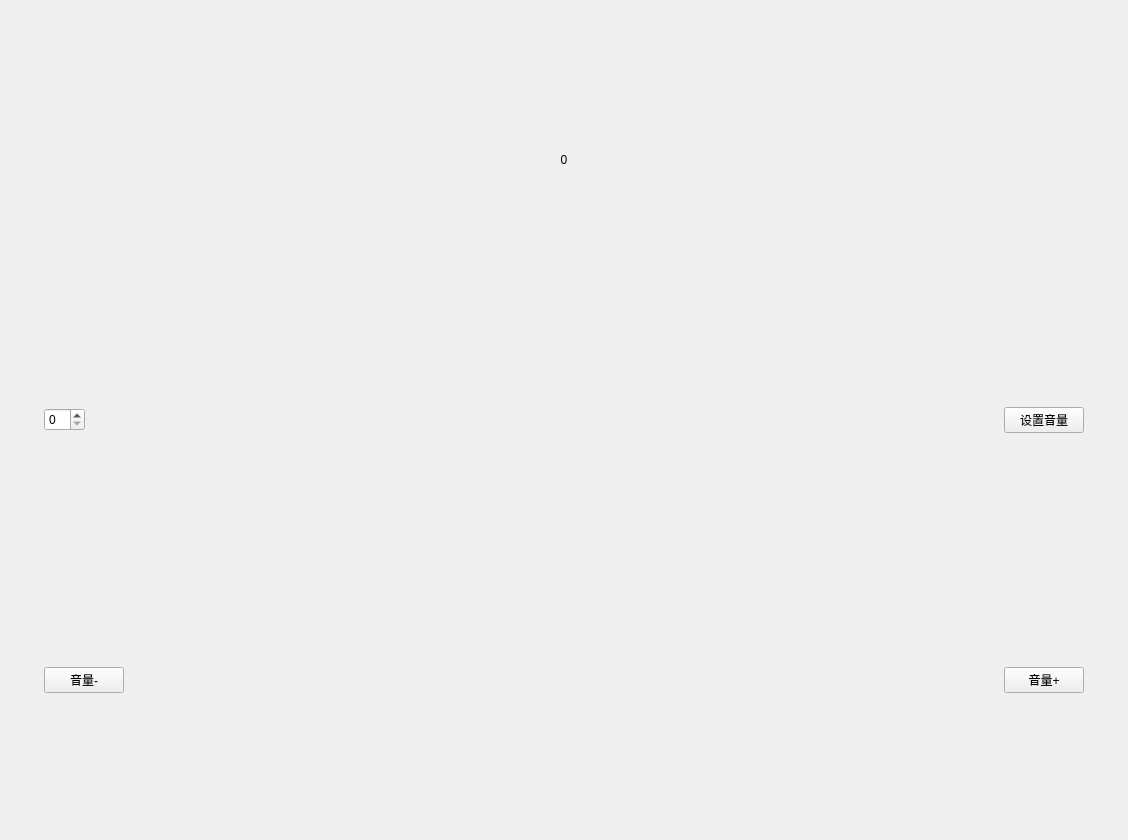
Before: the Qt Designer form Windows Control/Controlled/Controlled/Controlled.ui in leftumbrella/WinControl, drawn with Qt 5.
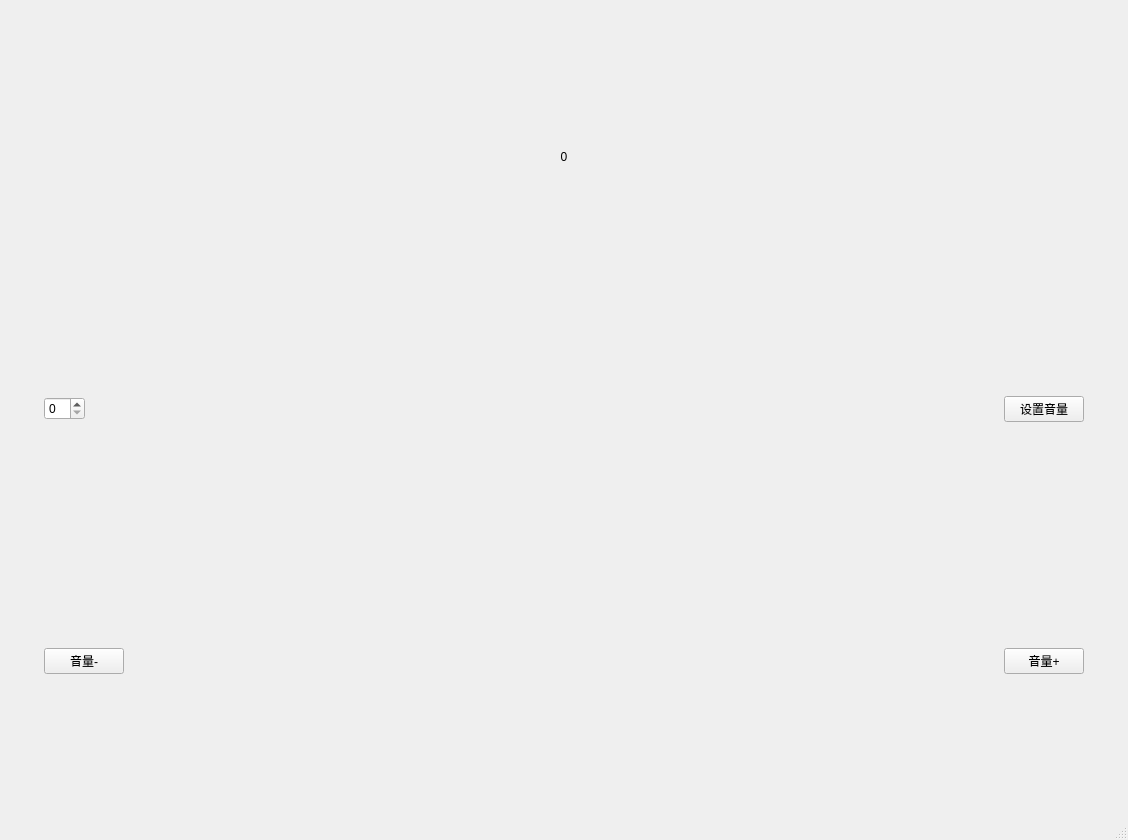
After: the same form once the commit is applied.

```diff
--- a/Windows Control/Controlled/Controlled/Controlled.ui
+++ b/Windows Control/Controlled/Controlled/Controlled.ui
@@ -104,6 +104,7 @@
     </item>
    </layout>
   </widget>
+  <widget class="QStatusBar" name="statusBar"/>
  </widget>
  <layoutdefault spacing="6" margin="11"/>
  <resources>
```
